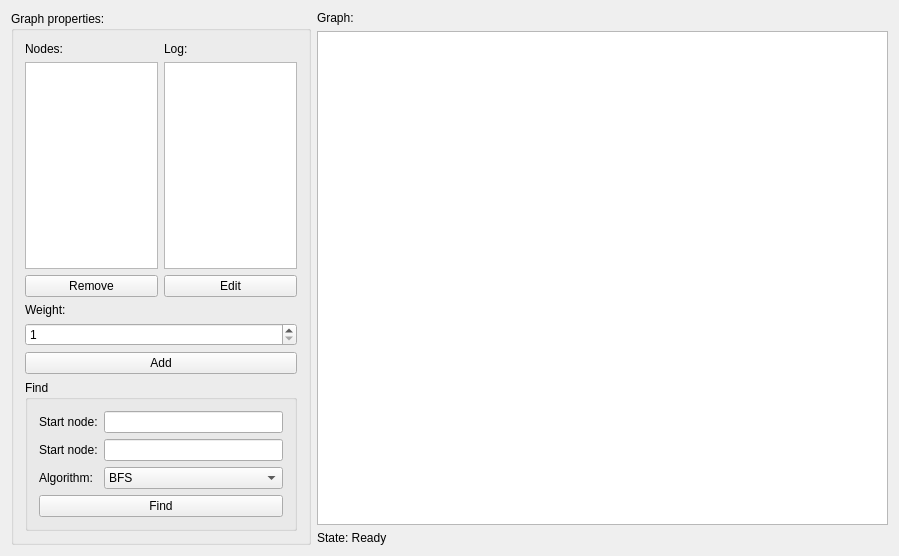
Qt form gui/form.ui (DanilGansky/pyfinder) before a commit.
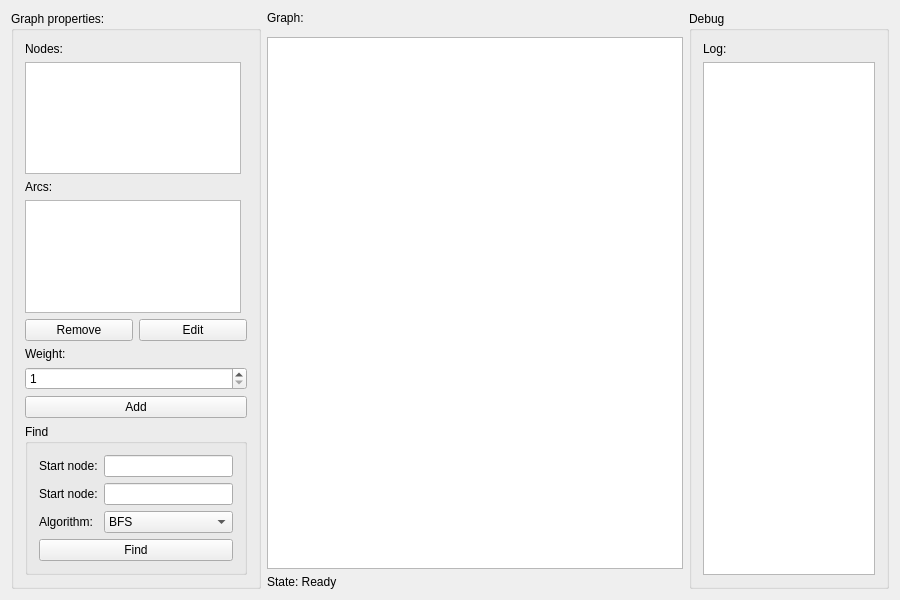
The same form after that commit.

Commit message: Connecting nodes #2: Removing nodes and arcs incident to them

Patch:
```diff
--- a/gui/form.ui
+++ b/gui/form.ui
@@ -6,38 +6,21 @@
    <rect>
     <x>0</x>
     <y>0</y>
-    <width>899</width>
-    <height>556</height>
+    <width>900</width>
+    <height>600</height>
    </rect>
   </property>
   <property name="minimumSize">
    <size>
-    <width>750</width>
-    <height>420</height>
+    <width>900</width>
+    <height>500</height>
    </size>
   </property>
   <property name="windowTitle">
    <string>PyFinder</string>
   </property>
   <layout class="QGridLayout" name="gridLayout">
-   <item row="1" column="1">
-    <widget class="QGraphicsView" name="graphicsView"/>
-   </item>
-   <item row="0" column="1">
-    <widget class="QLabel" name="label_3">
-     <property name="text">
-      <string>Graph:</string>
-     </property>
-    </widget>
-   </item>
-   <item row="2" column="1">
-    <widget class="QLabel" name="state">
-     <property name="text">
-      <string>State: Ready</string>
-     </property>
-    </widget>
-   </item>
-   <item row="0" column="0" rowspan="3">
+   <item row="0" column="0" rowspan="4">
     <widget class="QGroupBox" name="groupBox">
      <property name="minimumSize">
       <size>
@@ -47,7 +30,7 @@
      </property>
      <property name="maximumSize">
       <size>
-       <width>300</width>
+       <width>250</width>
        <height>16777215</height>
       </size>
      </property>
@@ -55,59 +38,7 @@
       <string>Graph properties:</string>
      </property>
      <layout class="QGridLayout" name="gridLayout_2">
-      <item row="3" column="1">
-       <widget class="QTextEdit" name="textEdit">
-        <property name="readOnly">
-         <bool>true</bool>
-        </property>
-       </widget>
-      </item>
-      <item row="5" column="0" colspan="2">
-       <widget class="QLabel" name="label_2">
-        <property name="text">
-         <string>Weight:</string>
-        </property>
-       </widget>
-      </item>
-      <item row="3" column="0">
-       <widget class="QListWidget" name="listWidget"/>
-      </item>
-      <item row="4" column="0" colspan="2">
-       <layout class="QHBoxLayout" name="horizontalLayout">
-        <item>
-         <widget class="QPushButton" name="pushButton_2">
-          <property name="text">
-           <string>Remove</string>
-          </property>
-         </widget>
-        </item>
-        <item>
-         <widget class="QPushButton" name="pushButton_3">
-          <property name="text">
-           <string>Edit</string>
-          </property>
-         </widget>
-        </item>
-       </layout>
-      </item>
-      <item row="1" column="1">
-       <widget class="QLabel" name="label_7">
-        <property name="text">
-         <string>Log:</string>
-        </property>
-       </widget>
-      </item>
-      <item row="6" column="0" colspan="2">
-       <widget class="QSpinBox" name="spinBox">
-        <property name="minimum">
-         <number>1</number>
-        </property>
-        <property name="maximum">
-         <number>100</number>
-        </property>
-       </widget>
-      </item>
-      <item row="8" column="0" colspan="2">
+      <item row="11" column="0" colspan="2">
        <widget class="QGroupBox" name="groupBox_2">
         <property name="title">
          <string>Find</string>
@@ -169,17 +100,123 @@
         </layout>
        </widget>
       </item>
-      <item row="7" column="0" colspan="2">
+      <item row="5" column="0">
+       <widget class="QLabel" name="label_8">
+        <property name="text">
+         <string>Arcs:</string>
+        </property>
+       </widget>
+      </item>
+      <item row="10" column="0" colspan="2">
        <widget class="QPushButton" name="pushButton">
         <property name="text">
          <string>Add</string>
         </property>
        </widget>
       </item>
+      <item row="3" column="0">
+       <widget class="QListWidget" name="listWidget"/>
+      </item>
+      <item row="7" column="0" colspan="2">
+       <layout class="QHBoxLayout" name="horizontalLayout">
+        <item>
+         <widget class="QPushButton" name="pushButton_2">
+          <property name="text">
+           <string>Remove</string>
+          </property>
+         </widget>
+        </item>
+        <item>
+         <widget class="QPushButton" name="pushButton_3">
+          <property name="text">
+           <string>Edit</string>
+          </property>
+         </widget>
+        </item>
+       </layout>
+      </item>
       <item row="1" column="0">
        <widget class="QLabel" name="label">
         <property name="text">
          <string>Nodes:</string>
+        </property>
+       </widget>
+      </item>
+      <item row="9" column="0" colspan="2">
+       <widget class="QSpinBox" name="spinBox">
+        <property name="minimum">
+         <number>1</number>
+        </property>
+        <property name="maximum">
+         <number>100</number>
+        </property>
+       </widget>
+      </item>
+      <item row="8" column="0" colspan="2">
+       <widget class="QLabel" name="label_2">
+        <property name="text">
+         <string>Weight:</string>
+        </property>
+       </widget>
+      </item>
+      <item row="6" column="0">
+       <widget class="QListWidget" name="listWidget_2"/>
+      </item>
+     </layout>
+    </widget>
+   </item>
+   <item row="0" column="1">
+    <widget class="QLabel" name="label_3">
+     <property name="text">
+      <string>Graph:</string>
+     </property>
+    </widget>
+   </item>
+   <item row="2" column="1">
+    <widget class="QGraphicsView" name="graphicsView"/>
+   </item>
+   <item row="3" column="1">
+    <widget class="QLabel" name="state">
+     <property name="text">
+      <string>State: Ready</string>
+     </property>
+    </widget>
+   </item>
+   <item row="0" column="2" rowspan="4">
+    <widget class="QGroupBox" name="groupBox_3">
+     <property name="minimumSize">
+      <size>
+       <width>200</width>
+       <height>0</height>
+      </size>
+     </property>
+     <property name="maximumSize">
+      <size>
+       <width>200</width>
+       <height>16777215</height>
+      </size>
+     </property>
+     <property name="title">
+      <string>Debug</string>
+     </property>
+     <layout class="QVBoxLayout" name="verticalLayout_2">
+      <item>
+       <widget class="QLabel" name="label_7">
+        <property name="text">
+         <string>Log:</string>
+        </property>
+       </widget>
+      </item>
+      <item>
+       <widget class="QTextEdit" name="textEdit">
+        <property name="maximumSize">
+         <size>
+          <width>16777215</width>
+          <height>16777215</height>
+         </size>
+        </property>
+        <property name="readOnly">
+         <bool>true</bool>
         </property>
        </widget>
       </item>
```
Left out of the diff: 3 changed lines with no effect on the pictures. The commit also changes 2 other files.
